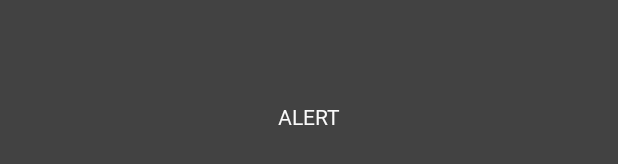
After one commit to vladdovgal/AirAlarmUA, an Android app: the layout fragment_alert_details.xml on its own in the app's theme, with its tools: preview values and no code run, on a phone screen of 412 x 824 dp. The commit adds this screen. Shown: the part 502-666 px from the top of the screen. Run offline under Robolectric (Android 15) with nearby library versions, the phone set to English and light mode, and no system bars.

```diff
--- a/app/src/main/res/layout/fragment_alarm_details.xml
+++ /dev/null
@@ -1,6 +0,0 @@
-<?xml version="1.0" encoding="utf-8"?>
-<androidx.constraintlayout.widget.ConstraintLayout xmlns:android="http://schemas.android.com/apk/res/android"
-    android:layout_width="match_parent"
-    android:layout_height="match_parent">
-
-</androidx.constraintlayout.widget.ConstraintLayout>
--- /dev/null
+++ b/app/src/main/res/layout/fragment_alert_details.xml
@@ -0,0 +1,22 @@
+<?xml version="1.0" encoding="utf-8"?>
+<androidx.constraintlayout.widget.ConstraintLayout xmlns:android="http://schemas.android.com/apk/res/android"
+    xmlns:app="http://schemas.android.com/apk/res-auto"
+    xmlns:tools="http://schemas.android.com/tools"
+    android:layout_width="match_parent"
+    android:layout_height="match_parent"
+    android:background="@color/backgroundColor"
+    tools:context=".ui.alert.AlertDetailsFragment"
+    >
+
+    <TextView
+        style="@style/TextViewStyle"
+        android:layout_width="wrap_content"
+        android:layout_height="wrap_content"
+        android:text="ALERT"
+        app:layout_constraintBottom_toBottomOf="parent"
+        app:layout_constraintEnd_toEndOf="parent"
+        app:layout_constraintStart_toStartOf="parent"
+        app:layout_constraintTop_toTopOf="parent"
+        />
+
+</androidx.constraintlayout.widget.ConstraintLayout>
```
Also changed, not shown: app/src/main/java/com/alarmua/AlarmAppUA.kt (+21 -0 lines), app/src/main/java/com/alarmua/service/MyFirebaseMessagingService.kt (+55 -7 lines), app/src/main/java/com/alarmua/ui/alert/AlertDetailsFragment.kt (+38 -3 lines), app/src/main/res/navigation/nav_graph.xml (+22 -6 lines), 3 other files.
